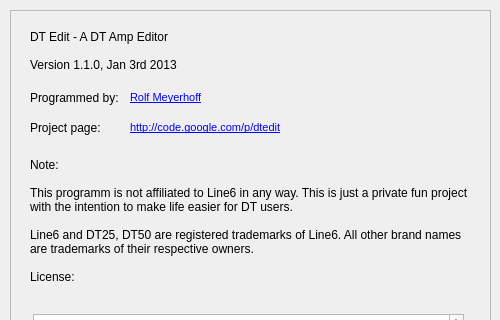
Above: aboutdialog.ui from rome2/dtedit before the change; both pictures show x 0 to 500 and y 0 to 320 of the 500 by 536 pixel window. Below: the same form after it.
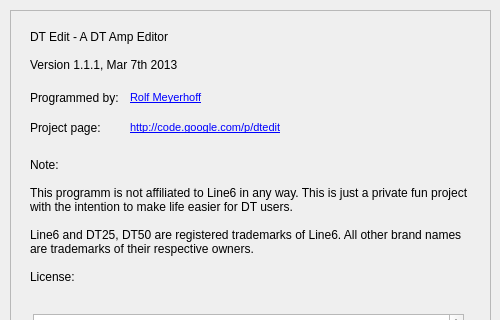
That is the form after the change. Icons and pictures are not drawn.

What changed in the file:
```diff
--- a/aboutdialog.ui
+++ b/aboutdialog.ui
@@ -76,7 +76,7 @@
     <property name="text">
      <string>DT Edit - A DT Amp Editor
 
-Version 1.1.0, Jan 3rd 2013</string>
+Version 1.1.1, Mar 7th 2013</string>
     </property>
     <property name="textFormat">
      <enum>Qt::PlainText</enum>
```
